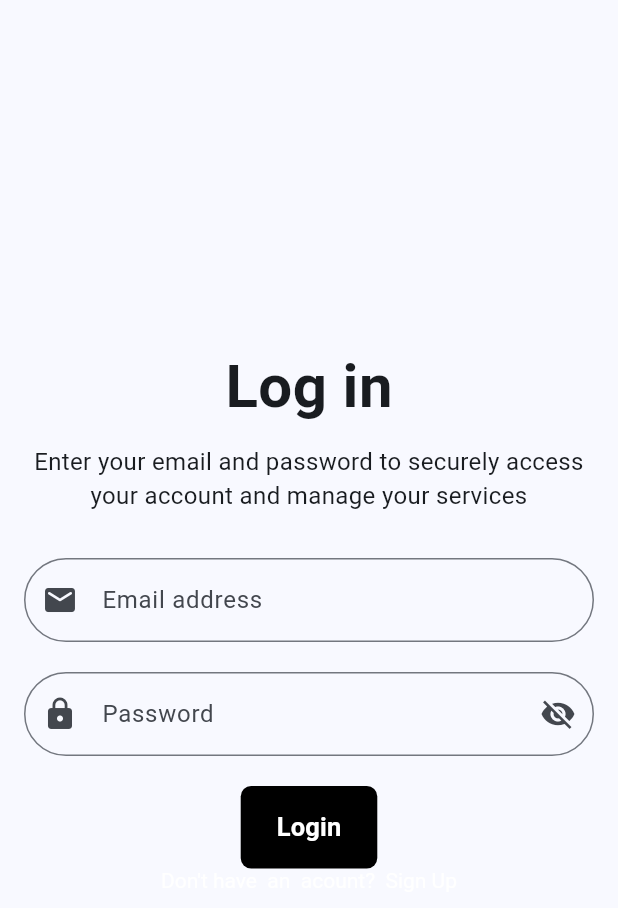
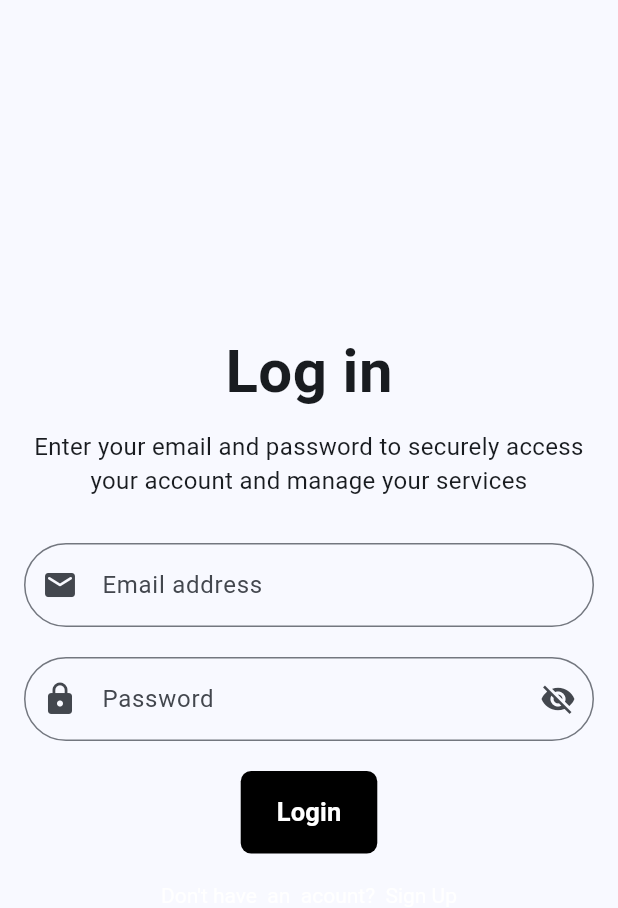
Before and after one commit to joshitha1808/planit, a Flutter app: the screen it shows after launch, on a phone screen of 412 x 824 dp. Shown: the top 908 px of the screen. Run offline on Flutter 3.47's test engine with Material 3 defaults, Android fonts, the light colour scheme and no system bars; our stand-ins replace flutter_dotenv, flutter_riverpod, fpdart, riverpod_annotation, supabase_flutter; accounts and stored records are empty; generated files the repository leaves out were written again.

Commit message:
feat: add sized box

```diff
--- a/lib/views/signin_page.dart
+++ b/lib/views/signin_page.dart
@@ -131,6 +131,8 @@ class _SigninPageState extends ConsumerState<SigninPage> {
                     }
                   },
                 ),
+
+                const SizedBox(height: 20),
                 GestureDetector(
                   onTap: () {
                     Navigator.push(
```
